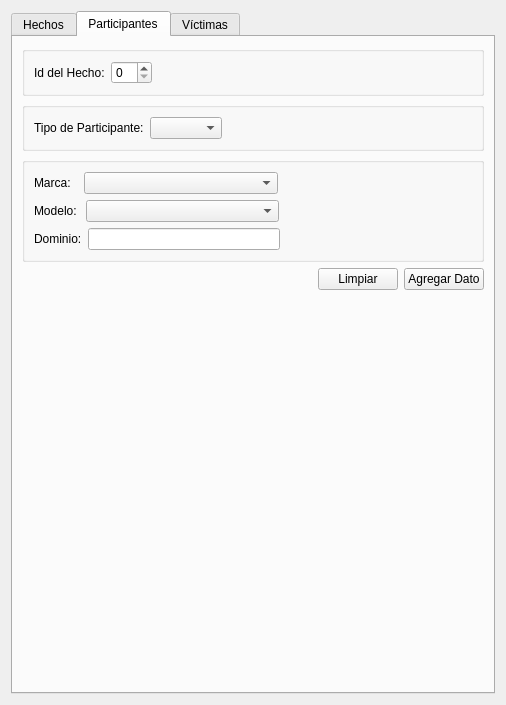
Old version of the form designer/gui_feu.ui in the repository IvanBodnar/feu.
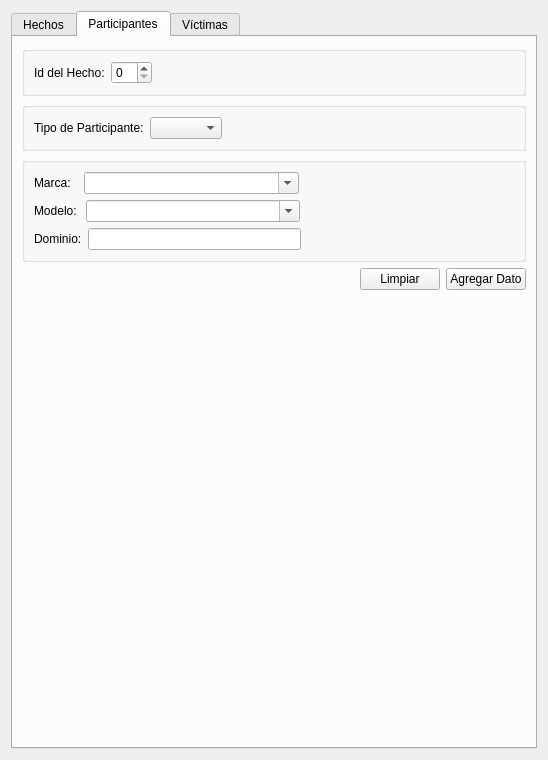
New version of the form. The open tabs and pages were chosen to show the change.

Commit message: Marca y modelo editables

Patch:
```diff
--- a/designer/gui_feu.ui
+++ b/designer/gui_feu.ui
@@ -6,8 +6,8 @@
    <rect>
     <x>0</x>
     <y>0</y>
-    <width>506</width>
-    <height>705</height>
+    <width>548</width>
+    <height>760</height>
    </rect>
   </property>
   <property name="windowTitle">
@@ -611,6 +611,9 @@
                 <verstretch>0</verstretch>
                </sizepolicy>
               </property>
+              <property name="editable">
+               <bool>true</bool>
+              </property>
              </widget>
             </item>
             <item>
@@ -648,6 +651,9 @@
                 <verstretch>0</verstretch>
                </sizepolicy>
               </property>
+              <property name="editable">
+               <bool>true</bool>
+              </property>
              </widget>
             </item>
             <item>
```
The commit also changes 1 other file.
